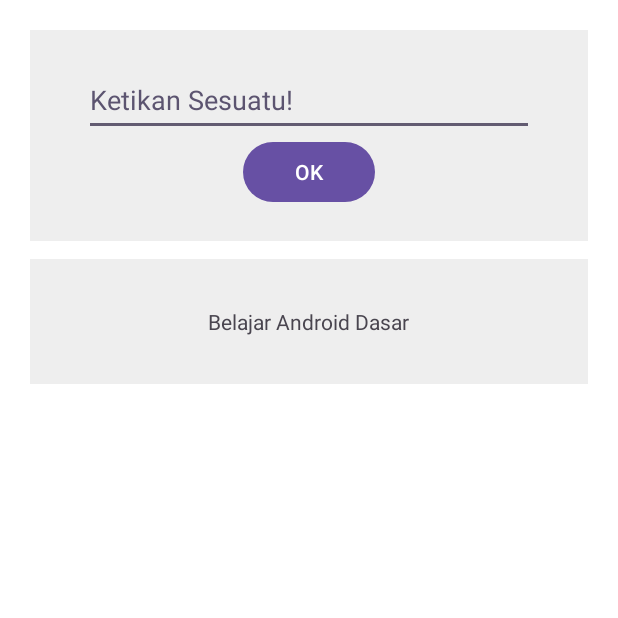
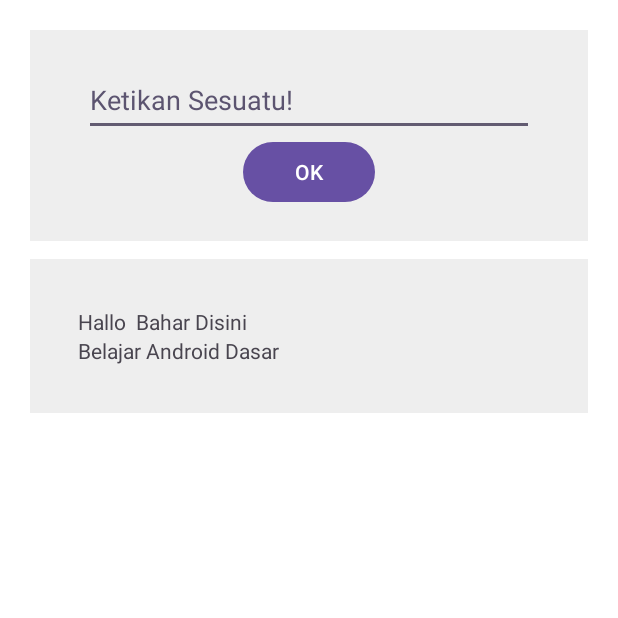
Before and after one commit to BaharudinZaelani/firstAndroidApp, an Android app: the screen it shows after launch (MainActivity), on a phone screen of 412 x 824 dp, the top half of it. Run offline under Robolectric (Android 15) with nearby library versions, the phone set to English and light mode, and no system bars.

Commit message:
String Resource

```diff
--- a/app/src/main/java/com/example/baharapp/MainActivity.kt
+++ b/app/src/main/java/com/example/baharapp/MainActivity.kt
@@ -2,6 +2,7 @@ package com.example.baharapp
 
 import androidx.appcompat.app.AppCompatActivity
 import android.os.Bundle
+import android.util.Log
 import android.widget.Button
 import android.widget.EditText
 import android.widget.TextView
@@ -11,11 +12,13 @@ class MainActivity : AppCompatActivity() {
     private lateinit var kata: EditText
     private lateinit var submitButton: Button
     private lateinit var textResult: TextView
+    private lateinit var tvsayHallo: TextView
 
     private fun initComponents() {
         kata = findViewById(R.id.editText)
         submitButton = findViewById(R.id.submit)
         textResult = findViewById(R.id.textView)
+        tvsayHallo = findViewById(R.id.tvsayHallo)
     }
 
     override fun onCreate(savedInstanceState: Bundle?) {
@@ -23,6 +26,7 @@ class MainActivity : AppCompatActivity() {
         setContentView(R.layout.hallo_world)
 
         initComponents()
+        tvsayHallo.text = resources.getString(R.string.say_hello, " Bahar Disini")
         textResult.text = resources.getString(R.string.app_name)
 
         submitButton.setOnClickListener {
@@ -32,5 +36,8 @@ class MainActivity : AppCompatActivity() {
             }
         }
 
+        resources.getStringArray(R.array.names).forEach{
+            Log.i("PZN", it)
+        }
     }
 }
--- a/app/src/main/res/layout/hallo_world.xml
+++ b/app/src/main/res/layout/hallo_world.xml
@@ -44,8 +44,13 @@
         android:background="#eee">
 
         <TextView
+            android:id="@+id/tvsayHallo"
+            android:layout_width="wrap_content"
+            android:layout_height="wrap_content"
+            android:text="@string/say_hello"/>
+
+        <TextView
             android:id="@+id/textView"
-            android:layout_gravity="center"
             android:layout_width="wrap_content"
             android:layout_height="wrap_content"/>
 
--- a/app/src/main/res/values/strings.xml
+++ b/app/src/main/res/values/strings.xml
@@ -3,4 +3,9 @@
     <string name="button_ok">OK</string>
     <string name="hintText">Ketikan Sesuatu!</string>
     <string name="error_text_null">Kata tidak boleh kosong</string>
+    <string name="say_hello">Hallo %1$s</string>
+    <string-array name="names">
+        <item>Baharudin</item>
+        <item>Zaelani</item>
+    </string-array>
 </resources>
```
